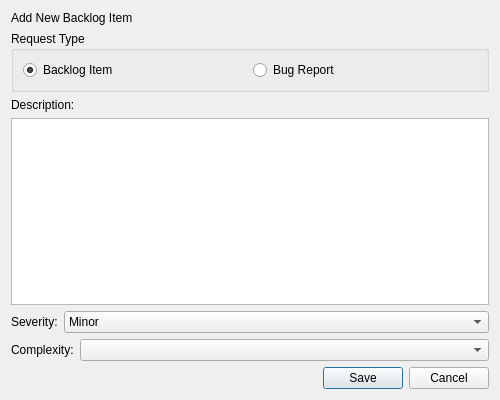
The window that gui/raise_request_dialog.ui (mariolewis/asdf_factory) describes before a commit, drawn with Qt 5.
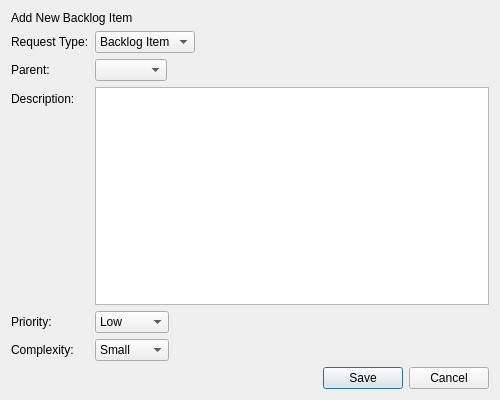
The same window after the commit.

Diff of the .ui file:
```diff
--- a/gui/raise_request_dialog.ui
+++ b/gui/raise_request_dialog.ui
@@ -25,68 +25,73 @@
     </widget>
    </item>
    <item>
-    <widget class="QGroupBox" name="typeGroupBox">
-     <property name="title">
-      <string>Request Type</string>
+    <layout class="QFormLayout" name="formLayout">
+     <property name="fieldGrowthPolicy">
+      <enum>QFormLayout::ExpandingFieldsGrow</enum>
      </property>
-     <layout class="QHBoxLayout" name="horizontalLayout">
+     <item row="0" column="0">
+      <widget class="QLabel" name="typeLabel">
+       <property name="text">
+        <string>Request Type:</string>
+       </property>
+      </widget>
+     </item>
+     <item row="0" column="1">
+      <widget class="QComboBox" name="typeComboBox">
       <item>
-       <widget class="QRadioButton" name="crRadioButton">
         <property name="text">
          <string>Backlog Item</string>
         </property>
-        <property name="checked">
-         <bool>true</bool>
-        </property>
-       </widget>
       </item>
       <item>
-       <widget class="QRadioButton" name="bugRadioButton">
         <property name="text">
          <string>Bug Report</string>
         </property>
-       </widget>
-      </item>
-     </layout>
-    </widget>
-   </item>
-   <item>
+       </item>
+       <item>
+        <property name="text">
+         <string>Feature</string>
+        </property>
+       </item>
+       <item>
+        <property name="text">
+         <string>Epic</string>
+        </property>
+       </item>
+      </widget>
+     </item>
+     <item row="1" column="0">
+      <widget class="QLabel" name="parentLabel">
+       <property name="text">
+        <string>Parent:</string>
+       </property>
+      </widget>
+     </item>
+     <item row="1" column="1">
+      <widget class="QComboBox" name="parentComboBox"/>
+     </item>
+     <item row="2" column="0">
     <widget class="QLabel" name="descriptionLabel">
      <property name="text">
       <string>Description:</string>
      </property>
     </widget>
    </item>
-   <item>
+     <item row="2" column="1">
     <widget class="QTextEdit" name="descriptionTextEdit"/>
    </item>
-   <item>
-    <widget class="QWidget" name="severityWidget" native="true">
-     <layout class="QFormLayout" name="formLayout">
-      <property name="leftMargin">
-       <number>0</number>
-      </property>
-      <property name="topMargin">
-       <number>0</number>
-      </property>
-      <property name="rightMargin">
-       <number>0</number>
-      </property>
-      <property name="bottomMargin">
-       <number>0</number>
-      </property>
-      <item row="0" column="0">
-       <widget class="QLabel" name="severityLabel">
+     <item row="3" column="0">
+      <widget class="QLabel" name="priorityLabel">
         <property name="text">
-         <string>Severity:</string>
+        <string>Priority:</string>
         </property>
        </widget>
       </item>
-      <item row="0" column="1">
-       <widget class="QComboBox" name="severityComboBox">
+     <item row="3" column="1">
+      <widget class="QComboBox" name="priorityComboBox">
         <item>
          <property name="text">
-          <string>Minor</string>
+         <string>Low</string>
          </property>
         </item>
         <item>
@@ -101,38 +106,15 @@
         </item>
        </widget>
       </item>
-     </layout>
-    </widget>
-   </item>
-   <item>
-    <widget class="QWidget" name="complexityWidget" native="true">
-    <layout class="QFormLayout" name="formLayout_2">
-    <property name="leftMargin">
-        <number>0</number>
-    </property>
-    <property name="topMargin">
-        <number>0</number>
-    </property>
-    <property name="rightMargin">
-        <number>0</number>
-    </property>
-    <property name="bottomMargin">
-        <number>0</number>
-    </property>
-    <item row="0" column="0">
+     <item row="4" column="0">
         <widget class="QLabel" name="complexityLabel">
         <property name="text">
         <string>Complexity:</string>
         </property>
         </widget>
     </item>
-    <item row="0" column="1">
+     <item row="4" column="1">
         <widget class="QComboBox" name="complexityComboBox">
-        <item>
-        <property name="text">
-        <string/>
-        </property>
-        </item>
         <item>
         <property name="text">
         <string>Small</string>
@@ -151,7 +133,6 @@
         </widget>
     </item>
     </layout>
-    </widget>
    </item>
    <item>
     <widget class="QDialogButtonBox" name="buttonBox">
```
Left out of the diff: 2 changed lines with no effect on the pictures. Lines whose indentation alone changed are shown as unchanged.
